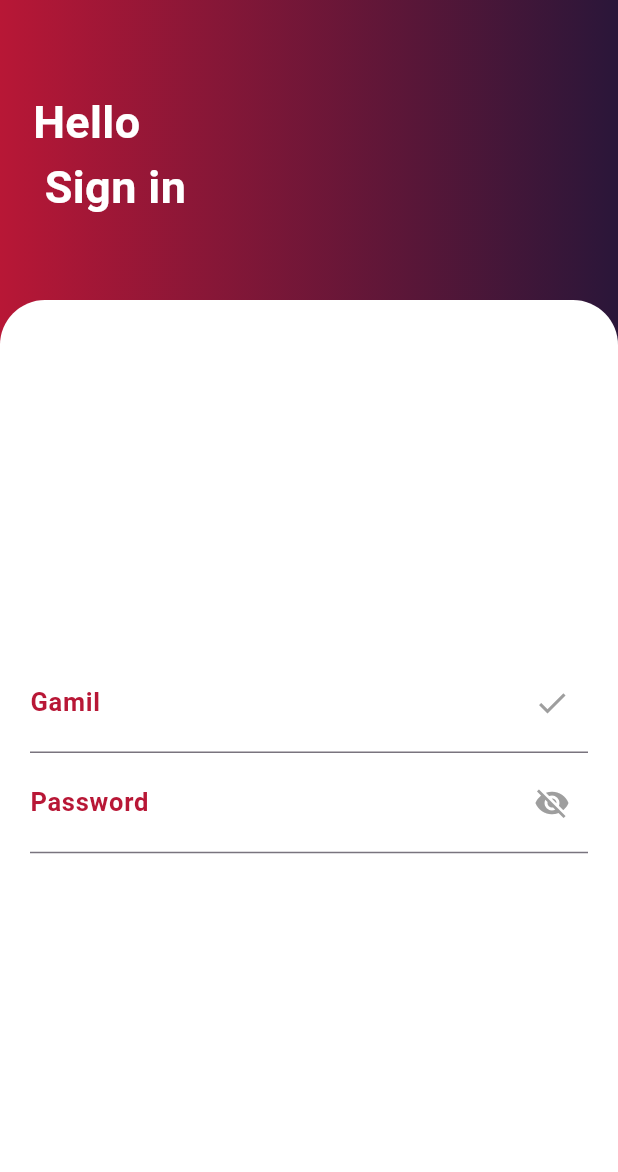
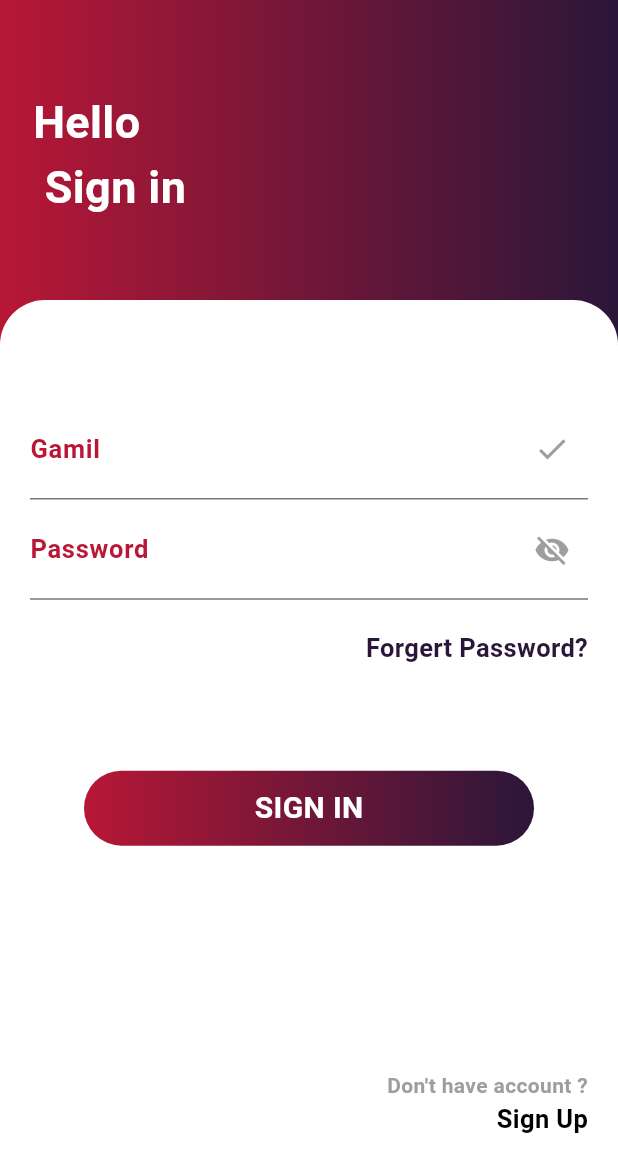
Before and after one commit to SemaNumeriqueOrganization/semanumerique_mobile, a Flutter app: the screen it shows after launch, after a tap on "SIGN IN", on a phone screen of 412 x 824 dp. Shown: the top 1172 px of the screen. Run offline on Flutter 3.47's test engine with Material 3 defaults, Android fonts, the phone set to English and light mode, and no system bars; our stand-ins replace flutter_easyloading, get, shared_preferences; Roboto replaces fonts that are missing (Comfortaa).

Commit message:
fin login

```diff
--- a/lib/views/screens/auth/login_screen.dart
+++ b/lib/views/screens/auth/login_screen.dart
@@ -42,12 +42,12 @@ class LoginScreen extends StatelessWidget {
               ),
               height: double.infinity,
               width: double.infinity,
-              child: const Padding(
+              child: Padding(
                 padding: EdgeInsets.only(left: 20.0, right: 20.0),
                 child: Column(
                   mainAxisAlignment: MainAxisAlignment.center,
                   children: [
-                     TextField(
+                    const TextField(
                       decoration: InputDecoration(
                           suffixIcon: Icon(Icons.check, color: Colors.grey),
                           label: Text(
@@ -58,7 +58,7 @@ class LoginScreen extends StatelessWidget {
                             ),
                           )),
                     ),
-                    TextField(
+                    const TextField(
                       decoration: InputDecoration(
                           suffixIcon:
                               Icon(Icons.visibility_off, color: Colors.grey),
@@ -70,7 +70,70 @@ class LoginScreen extends StatelessWidget {
                             ),
                           )),
                     ),
-                  SizedBox(height: 20,),
+                    const SizedBox(
+                      height: 20,
+                    ),
+                    const Align(
+                      alignment: Alignment.centerRight,
+                      child: Text(
+                        'Forgert Password?',
+                        style: TextStyle(
+                          fontWeight: FontWeight.bold,
+                          fontSize: 17,
+                          color: Color(0xff2A1639),
+                        ),
+                      ),
+                    ),
+                    const SizedBox(
+                      height: 70,
+                    ),
+                    Container(
+                      height: 50,
+                      width: 300,
+                      decoration: BoxDecoration(
+                        borderRadius: BorderRadius.circular(30),
+                        gradient: const LinearGradient(colors: [
+                          Color(0xffB81736),
+                          Color(0xff2A1639),
+                        ]),
+                      ),
+                      child: const Center(
+                        child: Text(
+                          'SIGN IN',
+                          style: TextStyle(
+                              fontWeight: FontWeight.bold,
+                              fontSize: 20,
+                              color: Colors.white),
+                        ),
+                      ),
+                    ),
+                    const SizedBox(
+                      height: 150,
+                    ),
+                    const Align(
+                      alignment: Alignment.bottomRight,
+                      child: Column(
+                        mainAxisAlignment: MainAxisAlignment.end,
+                        crossAxisAlignment: CrossAxisAlignment.end,
+                        children: [
+                          Text(
+                            "Don't have account ?",
+                            style: TextStyle(
+                              fontWeight: FontWeight.bold,
+                              color: Colors.grey,
+                            ),
+                          ),
+                          Text(
+                            'Sign Up',
+                            style: TextStyle(
+                              fontWeight: FontWeight.bold,
+                              fontSize: 17,
+                              color: Colors.black,
+                            ),
+                          ),
+                        ],
+                      ),
+                    )
                   ],
                 ),
               ),
```
